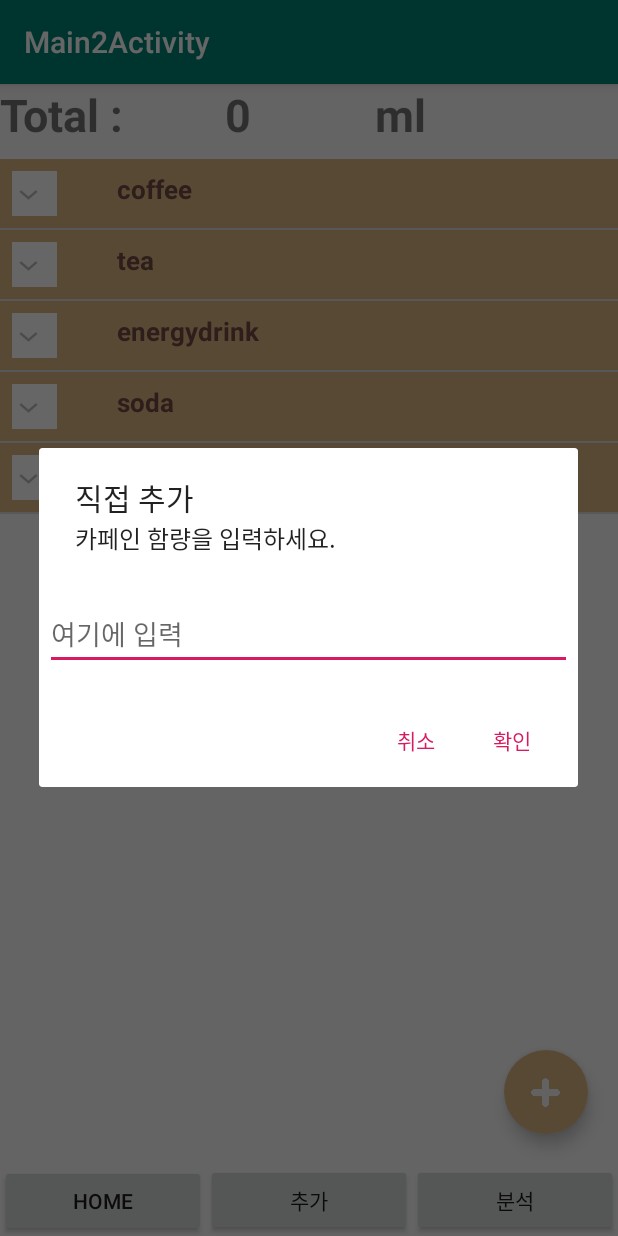
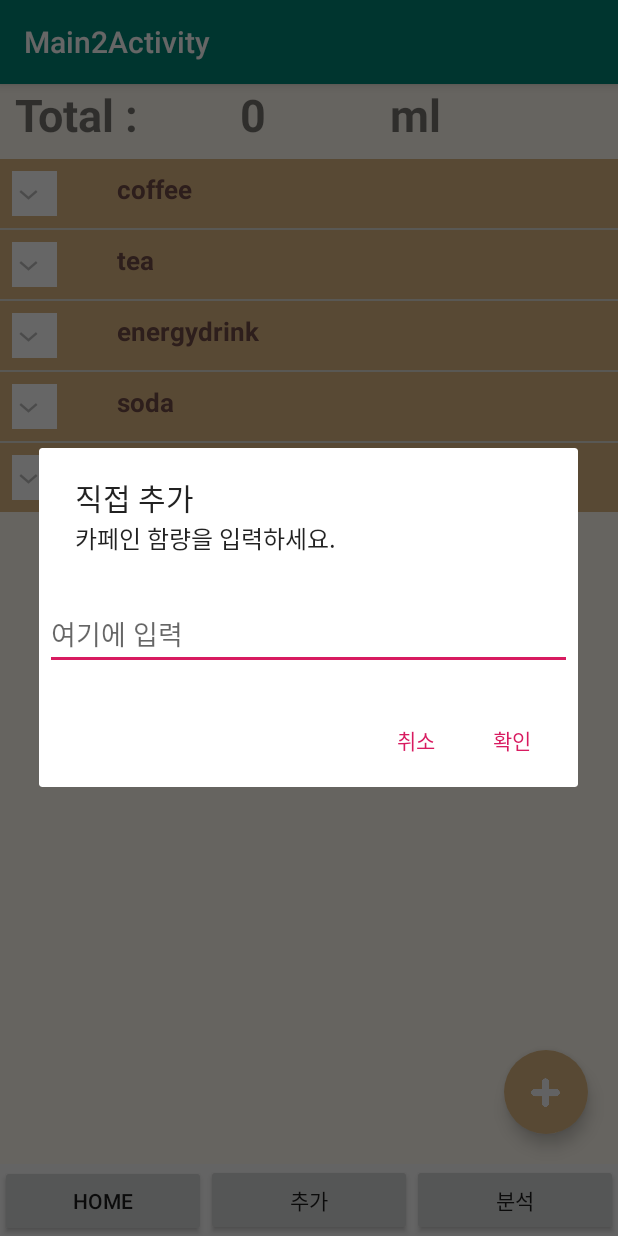
Before and after one commit to cksalchl0102/CaffeineLog, an Android app: the fragment AddViewFragment placed in its activity, after a tap on an icon or button, on a phone screen of 412 x 824 dp. Run offline under Robolectric (Android 15) with nearby library versions, the phone set to English and light mode, and no system bars; 4 statements that could not run were skipped.

Commit message:
AddView수정

```diff
--- a/app/src/main/java/kr/co/caffeinelog/AddViewFragment.java
+++ b/app/src/main/java/kr/co/caffeinelog/AddViewFragment.java
@@ -60,23 +60,19 @@ public class AddViewFragment extends Fragment {
         fabBtn = (FloatingActionButton) rootView.findViewById(R.id.fab);
         fabBtn.setOnClickListener(new FABClickListener());
         caffeineAmountView = (TextView) rootView.findViewById(R.id.caffeine);
-        //caffeineAmountView.setText("0");
         caffeineAmountView.setText(totalCaffeine + "");
 
         elv = (ExpandableListView) rootView.findViewById(R.id.list);
         ChildListData();
 
         listAdapter = new ExpandableListAdapter(this.getContext(), listDataHeader, listDataChild);
+        elv.setAdapter(listAdapter);
 
-        elv.setAdapter(listAdapter);
         elv.setOnGroupClickListener(new ExpandableListView.OnGroupClickListener() {
 
             @Override
             public boolean onGroupClick(ExpandableListView parent, View v,
                                         int groupPosition, long id) {
-                // Toast.makeText(getApplicationContext(),
-                // "Group Clicked " + listDataHeader.get(groupPosition),
-                // Toast.LENGTH_SHORT).show();
                 return false;
             }
         });
@@ -113,15 +109,6 @@ public class AddViewFragment extends Fragment {
                                         final int groupPosition, final int childPosition, long id) {
                 //db에서 가져온 카페인함량 caffeineAmountView에 더하는 코드 추가해야함
 
-                /*Toast.makeText(
-                        getActivity(),
-                        listDataHeader.get(groupPosition)
-                                + " : "
-                                + listDataChild.get(
-                                listDataHeader.get(groupPosition)).get(
-                                childPosition), Toast.LENGTH_SHORT)
-                        .show();
-                 */
                 final AlertDialog.Builder builder = new AlertDialog.Builder(getActivity());
                 builder.setTitle("카페인 추가")
                         .setMessage(listDataChild.get(
@@ -195,9 +182,6 @@ public class AddViewFragment extends Fragment {
         Coffee.add("카라멜 마끼아또 Tall");
         Coffee.add("카라멜 마끼아또 Grande");
         Coffee.add("카라멜 마끼아또 Venti");
-        Coffee.add("카라멜 마끼아또 Tall");
-        Coffee.add("카라멜 마끼아또 Grande");
-        Coffee.add("카라멜 마끼아또 Venti");
 
         List<String> Tea = new ArrayList<String>();
         Tea.add("녹차");
@@ -245,12 +229,6 @@ public class AddViewFragment extends Fragment {
             addViewDialogFragment dialog = addViewDialogFragment.newInstance(new addViewDialogFragment.CaffeineInputListener() {
                 @Override
                 public void onCaffeineInputComplete(String caffeine) {
-                    /*
-                    int beforeInput = Integer.parseInt(caffeineAmountView.getText().toString());
-                    int afterInput = beforeInput + Integer.parseInt(caffeine);
-                    caffeineAmountView.setText("" + (afterInput));
-                     */
-
                     totalCaffeine += Integer.parseInt(caffeine);
                     editor.putInt("intake_caffeine", totalCaffeine);
                     editor.apply();
--- a/app/src/main/res/layout/addview_fragment.xml
+++ b/app/src/main/res/layout/addview_fragment.xml
@@ -1,12 +1,14 @@
 <?xml version="1.0" encoding="utf-8"?>
 <RelativeLayout xmlns:android="http://schemas.android.com/apk/res/android"
     android:layout_width="match_parent"
-    android:layout_height="match_parent">
+    android:layout_height="match_parent"
+    android:background="#fffaf0">
 
     <LinearLayout
         android:id="@+id/text"
         android:layout_width="wrap_content"
         android:layout_height="50dp"
+        android:layout_marginLeft="10dp"
         android:layout_alignParentTop="true"
         android:orientation="horizontal"
         android:weightSum="10">
@@ -38,7 +40,7 @@
     <ExpandableListView
         android:id="@+id/list"
         android:layout_below="@+id/text"
-        android:layout_height="match_parent"
+        android:layout_height="wrap_content"
         android:layout_width="match_parent" />
 
     <com.google.android.material.floatingactionbutton.FloatingActionButton
```
